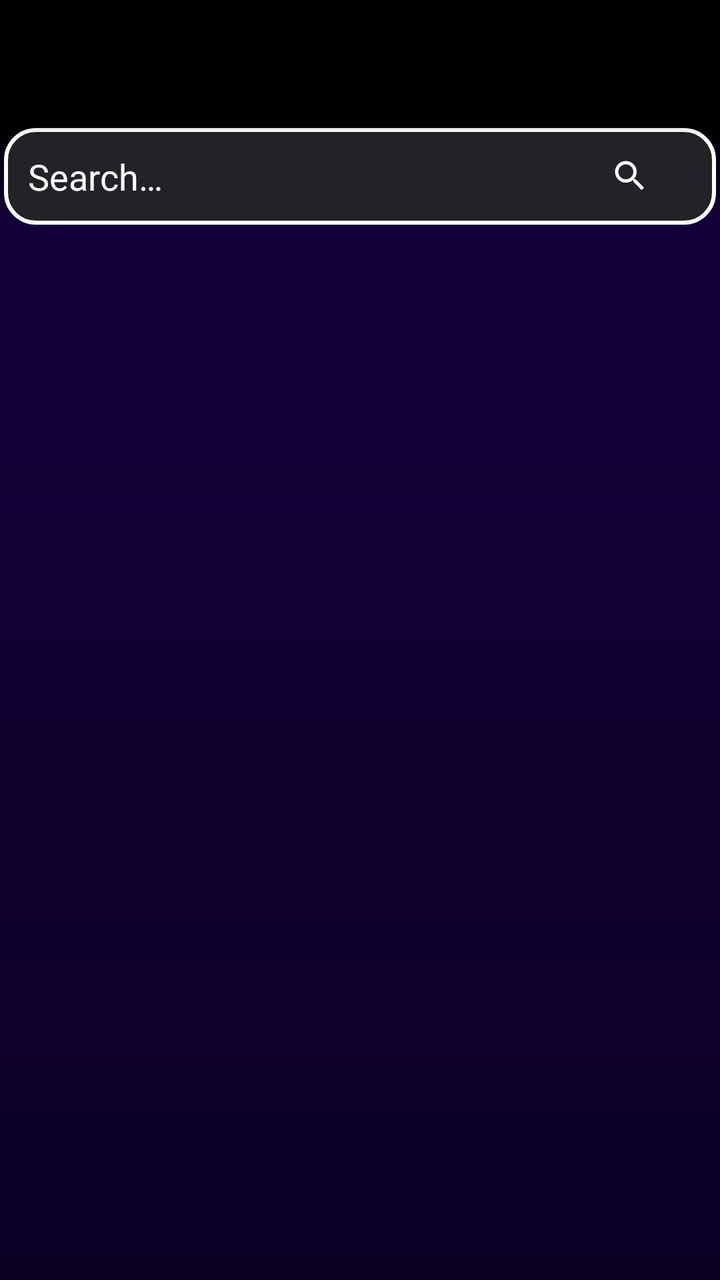
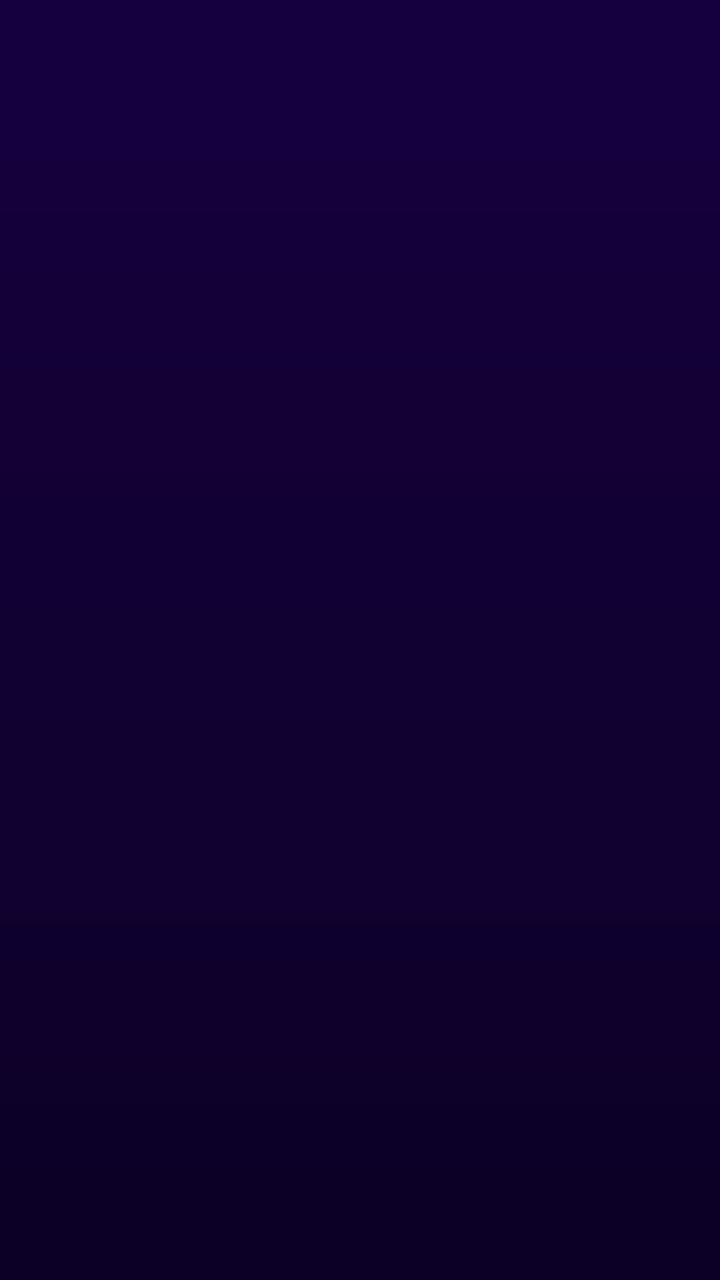

An Android layout rendered at two revisions. The XML below is the earlier revision; the diff shows what the commit changed to produce the second picture.
<!-- AndroidManifest.xml: application theme Theme.MovieFlix -->
<!-- res/layout/fragment_library.xml -->
<?xml version="1.0" encoding="utf-8"?>
<layout xmlns:android="http://schemas.android.com/apk/res/android"
    xmlns:app="http://schemas.android.com/apk/res-auto">

    <LinearLayout
        android:orientation="vertical"
        android:layout_width="match_parent"
        android:layout_height="match_parent"
        android:background="@drawable/gradient_background">

        <com.google.android.material.tabs.TabLayout
            android:id="@+id/tabLayout"
            android:layout_width="match_parent"
            android:layout_height="wrap_content"
            app:tabTextColor="@color/white"
            app:tabSelectedTextColor="@color/white"
            app:tabIndicatorColor="@color/white"
            app:tabIndicatorHeight="3dp"
            app:tabIndicatorFullWidth="false"
            android:background="@android:color/black"
            android:elevation="4dp"
            android:paddingTop="8dp"
            android:paddingBottom="8dp"/>

        <RelativeLayout
            android:id="@+id/fragment_search_layout"
            android:layout_width="match_parent"
            android:layout_height="wrap_content"
            android:background="@drawable/gradient_top"
           >

        <EditText

            android:layout_marginStart="2dp"
            android:layout_marginEnd="2dp"
            android:id="@+id/fragmentLibrarySearchEt"
            android:layout_width="match_parent"
            android:layout_height="wrap_content"
            android:hint="@string/search_hint"
            android:textColorHint="@color/white"
            android:padding="12dp"
            android:fontFamily="@font/montserrat_medium"
            android:imeOptions="actionSearch"
            android:lines="1"
            android:textSize="@dimen/_12sdp"
            android:inputType="text"
            android:background="@drawable/search_et_background"
            />

            <ImageView
                android:id="@+id/fragmentLibrarySearchIconBtn"
                android:layout_width="20dp"
                android:layout_height="20dp"
                android:src="@drawable/ic_nav_search_24"
                android:scaleType="centerCrop"
                android:layout_alignParentEnd="true"
                android:layout_marginEnd="35dp"
                android:layout_centerVertical="true"
                android:background="?attr/selectableItemBackgroundBorderless"
                />
    </RelativeLayout>



        <androidx.viewpager2.widget.ViewPager2
            android:id="@+id/viewPager"
            android:layout_width="match_parent"
            android:layout_height="match_parent"/>

    </LinearLayout>
</layout>
<!-- resources referenced by this layout -->
<resources>
  <color name="white">#FFFFFFFF</color>
  <!-- drawable gradient_background (drawable) -->
  <?xml version="1.0" encoding="utf-8"?>
  <shape xmlns:android="http://schemas.android.com/apk/res/android">
  
      <gradient
          android:startColor="#15003F"
          android:endColor="@color/dark_blue"
          android:angle="-45"
          />
  
  
  
  </shape>
  <!-- drawable gradient_top (drawable) -->
  <?xml version="1.0" encoding="utf-8"?>
  <shape xmlns:android="http://schemas.android.com/apk/res/android">
      <gradient
          android:type="linear"
          android:angle="270"
          android:startColor="@color/black"
          android:endColor="@color/transparent" />
  </shape>
  <!-- drawable ic_nav_search_24 (drawable) -->
  <vector xmlns:android="http://schemas.android.com/apk/res/android"
      android:width="24dp"
      android:height="24dp"
      android:viewportWidth="24"
      android:viewportHeight="24"
      android:tint="@color/white">
      <path
          android:fillColor="@android:color/white"
          android:pathData="M15.5,14h-0.79l-0.28,-0.27C15.41,12.59 16,11.11 16,9.5 16,5.91 13.09,3 9.5,3S3,5.91 3,9.5 5.91,16 9.5,16c1.61,0 3.09,-0.59 4.23,-1.57l0.27,0.28v0.79l5,4.99L20.49,19l-4.99,-5zM9.5,14C7.01,14 5,11.99 5,9.5S7.01,5 9.5,5 14,7.01 14,9.5 11.99,14 9.5,14z"/>
  </vector>
  <!-- drawable search_et_background (drawable) -->
  <?xml version="1.0" encoding="utf-8"?>
  <shape xmlns:android="http://schemas.android.com/apk/res/android">
  
  <stroke
      android:color="@color/white"
      android:width="2dp"
      />
      <solid
  android:color="@color/gray_shade_1"
          />
      <corners android:radius="15dp"/>
  </shape>
  <string name="search_hint">Search…</string>
  <style name="Theme.MovieFlix" parent="Base.Theme.MovieFlix">
          <item name="colorPrimary">@color/black</item>
  
      </style>
  <color name="dark_blue">#0C0025</color>
  <color name="black">#FF000000</color>
  <color name="transparent">#00000000</color>
  <color name="gray_shade_1">#222227</color>
  <style name="Base.Theme.MovieFlix" parent="Theme.Material3.DayNight.NoActionBar">
          
          
      </style>
</resources>

<!-- the commit's change to res/layout/fragment_library.xml (unified diff, before → after) -->
@@ -1,71 +1,14 @@
 <?xml version="1.0" encoding="utf-8"?>
-<layout xmlns:android="http://schemas.android.com/apk/res/android"
-    xmlns:app="http://schemas.android.com/apk/res-auto">
 
+<layout xmlns:android="http://schemas.android.com/apk/res/android">
     <LinearLayout
         android:orientation="vertical"
         android:layout_width="match_parent"
         android:layout_height="match_parent"
         android:background="@drawable/gradient_background">
-
-        <com.google.android.material.tabs.TabLayout
-            android:id="@+id/tabLayout"
-            android:layout_width="match_parent"
-            android:layout_height="wrap_content"
-            app:tabTextColor="@color/white"
-            app:tabSelectedTextColor="@color/white"
-            app:tabIndicatorColor="@color/white"
-            app:tabIndicatorHeight="3dp"
-            app:tabIndicatorFullWidth="false"
-            android:background="@android:color/black"
-            android:elevation="4dp"
-            android:paddingTop="8dp"
-            android:paddingBottom="8dp"/>
-
-        <RelativeLayout
-            android:id="@+id/fragment_search_layout"
-            android:layout_width="match_parent"
-            android:layout_height="wrap_content"
-            android:background="@drawable/gradient_top"
-           >
-
-        <EditText
-
-            android:layout_marginStart="2dp"
-            android:layout_marginEnd="2dp"
-            android:id="@+id/fragmentLibrarySearchEt"
-            android:layout_width="match_parent"
-            android:layout_height="wrap_content"
-            android:hint="@string/search_hint"
-            android:textColorHint="@color/white"
-            android:padding="12dp"
-            android:fontFamily="@font/montserrat_medium"
-            android:imeOptions="actionSearch"
-            android:lines="1"
-            android:textSize="@dimen/_12sdp"
-            android:inputType="text"
-            android:background="@drawable/search_et_background"
-            />
-
-            <ImageView
-                android:id="@+id/fragmentLibrarySearchIconBtn"
-                android:layout_width="20dp"
-                android:layout_height="20dp"
-                android:src="@drawable/ic_nav_search_24"
-                android:scaleType="centerCrop"
-                android:layout_alignParentEnd="true"
-                android:layout_marginEnd="35dp"
-                android:layout_centerVertical="true"
-                android:background="?attr/selectableItemBackgroundBorderless"
-                />
-    </RelativeLayout>
-
-
-
         <androidx.viewpager2.widget.ViewPager2
             android:id="@+id/viewPager"
             android:layout_width="match_parent"
-            android:layout_height="match_parent"/>
-
+            android:layout_height="match_parent" />
     </LinearLayout>
 </layout>
<!-- resource entries referenced after the edit -->
@@ -1,6 +1,5 @@
 <!-- resources referenced by this layout -->
 <resources>
-  <color name="white">#FFFFFFFF</color>
   <!-- drawable gradient_background (drawable) -->
   <?xml version="1.0" encoding="utf-8"?>
   <shape xmlns:android="http://schemas.android.com/apk/res/android">
@@ -14,48 +13,12 @@
   
   
   </shape>
-  <!-- drawable gradient_top (drawable) -->
-  <?xml version="1.0" encoding="utf-8"?>
-  <shape xmlns:android="http://schemas.android.com/apk/res/android">
-      <gradient
-          android:type="linear"
-          android:angle="270"
-          android:startColor="@color/black"
-          android:endColor="@color/transparent" />
-  </shape>
-  <!-- drawable ic_nav_search_24 (drawable) -->
-  <vector xmlns:android="http://schemas.android.com/apk/res/android"
-      android:width="24dp"
-      android:height="24dp"
-      android:viewportWidth="24"
-      android:viewportHeight="24"
-      android:tint="@color/white">
-      <path
-          android:fillColor="@android:color/white"
-          android:pathData="M15.5,14h-0.79l-0.28,-0.27C15.41,12.59 16,11.11 16,9.5 16,5.91 13.09,3 9.5,3S3,5.91 3,9.5 5.91,16 9.5,16c1.61,0 3.09,-0.59 4.23,-1.57l0.27,0.28v0.79l5,4.99L20.49,19l-4.99,-5zM9.5,14C7.01,14 5,11.99 5,9.5S7.01,5 9.5,5 14,7.01 14,9.5 11.99,14 9.5,14z"/>
-  </vector>
-  <!-- drawable search_et_background (drawable) -->
-  <?xml version="1.0" encoding="utf-8"?>
-  <shape xmlns:android="http://schemas.android.com/apk/res/android">
-  
-  <stroke
-      android:color="@color/white"
-      android:width="2dp"
-      />
-      <solid
-  android:color="@color/gray_shade_1"
-          />
-      <corners android:radius="15dp"/>
-  </shape>
-  <string name="search_hint">Search…</string>
   <style name="Theme.MovieFlix" parent="Base.Theme.MovieFlix">
           <item name="colorPrimary">@color/black</item>
   
       </style>
   <color name="dark_blue">#0C0025</color>
   <color name="black">#FF000000</color>
-  <color name="transparent">#00000000</color>
-  <color name="gray_shade_1">#222227</color>
   <style name="Base.Theme.MovieFlix" parent="Theme.Material3.DayNight.NoActionBar">
           
           
